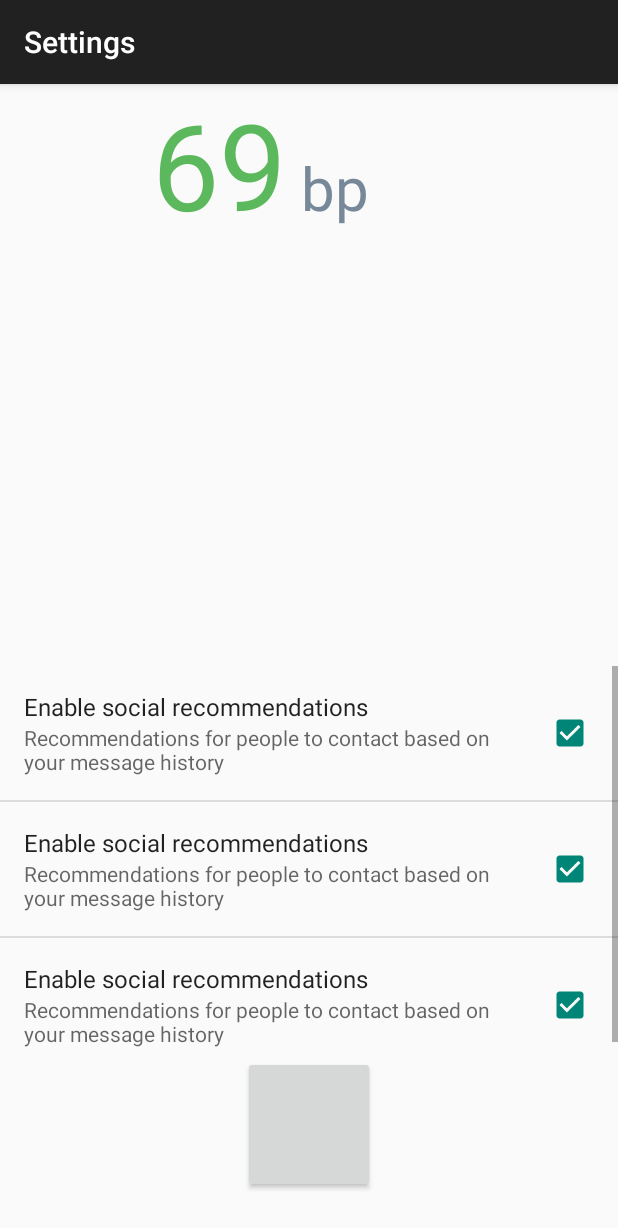
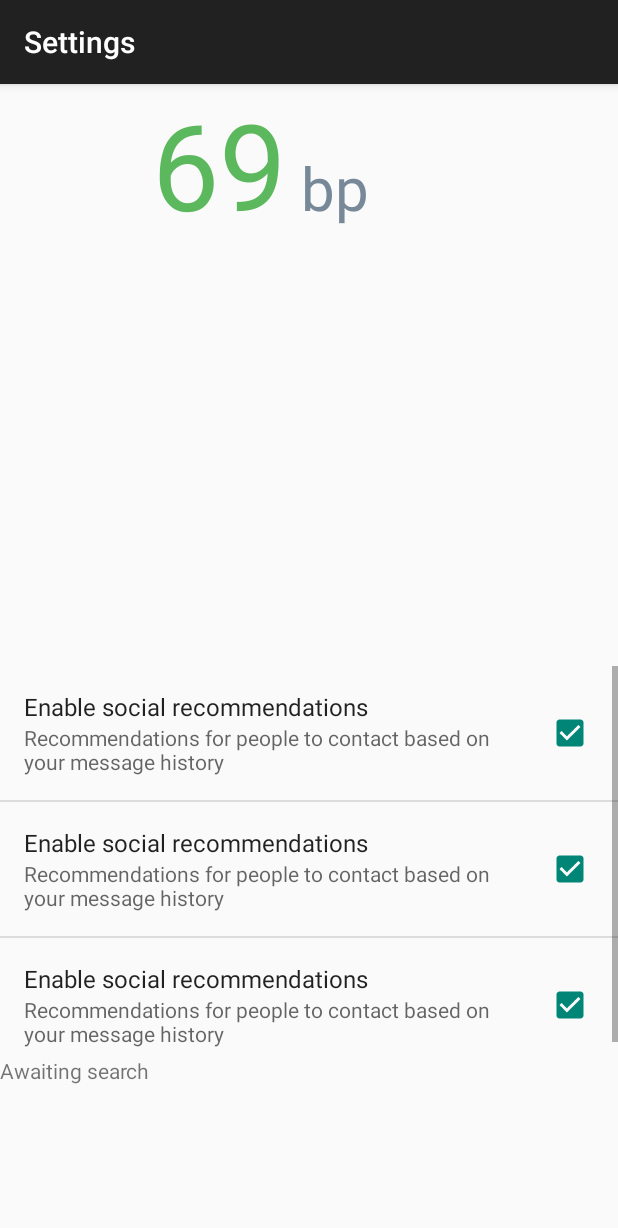
Before and after one commit to tchordia-zz/SugarDaddy, an Android app: the SettingsActivity screen opened directly, with no data from a screen before it, on a phone screen of 412 x 824 dp. Shown: the top 1228 px of the screen. Run offline under Robolectric (Android 15) with nearby library versions, the phone set to English and light mode, and no system bars; libraries missing offline, so code that uses them is left out: com.hound.android, com.hound.core; plain views replace HoundifyButton; 1 statement that could not run was skipped.

Commit message:
Merge branch 'master' of https://github.com/tchordia/SugarDaddy. Fix Houndify in SettingsActivity. Refactor Parse/Graph updating.
# Conflicts:
#	app/src/main/java/com/tanmaychordia/sugardaddy/MainActivity.java

```diff
--- a/app/src/main/java/com/tanmaychordia/sugardaddy/SDApplication.java
+++ b/app/src/main/java/com/tanmaychordia/sugardaddy/SDApplication.java
@@ -5,6 +5,7 @@ package com.tanmaychordia.sugardaddy;
  */
 import android.app.Application;
 
+import com.hound.android.fd.Houndify;
 import com.parse.Parse;
 
 /**
@@ -20,5 +21,10 @@ public class SDApplication extends Application {
 
         Parse.initialize(this,"FYimJTE5WFlhiSGxbvJr7nOZUChcodDWdwViIVOr","lq8acbUQG8UIBUR8obhpUjyQR3uufHKRrwV7Qpcq");
 
+        // Normally you'd only have to do this once in your Application#onCreate
+        Houndify.get(this).setClientId(Constants.CLIENT_ID);
+        Houndify.get(this).setClientKey(Constants.CLIENT_KEY);
+        Houndify.get(this).setRequestInfoFactory(StatefulRequestInfoFactory.get(this));
+
     }
 }
--- a/app/src/main/res/layout/activity_child.xml
+++ b/app/src/main/res/layout/activity_child.xml
@@ -1,9 +1,11 @@
 <?xml version="1.0" encoding="utf-8"?>
 <LinearLayout xmlns:android="http://schemas.android.com/apk/res/android"
+              xmlns:tools="http://schemas.android.com/tools"
     android:layout_width="match_parent"
     android:layout_height="match_parent"
     android:weightSum="1"
-    android:orientation="vertical">
+    android:orientation="vertical"
+              tools:context="com.tanmaychordia.sugardaddy.SettingsActivity">
 
 
     <TextView
@@ -26,6 +28,22 @@
         android:id="@+id/listview"
         android:layout_weight="0.11"></FrameLayout>
 
+    <ScrollView
+            android:layout_width="match_parent"
+            android:layout_height="0dp"
+            android:layout_weight="1">
+
+        <TextView
+                android:id="@+id/textView"
+                android:layout_width="match_parent"
+                android:layout_height="wrap_content"
+                android:gravity="top|left"
+                android:text="Awaiting search"
+
+                android:textIsSelectable="true"/>
+
+    </ScrollView>
+
     <com.hound.android.fd.HoundifyButton
         android:id="@+id/button2"
         android:layout_width="wrap_content"
```
Also changed, not shown: app/src/main/java/com/tanmaychordia/sugardaddy/MainActivity.java (+48 -72 lines), app/src/main/java/com/tanmaychordia/sugardaddy/SettingsActivity.java (+25 -34 lines).
